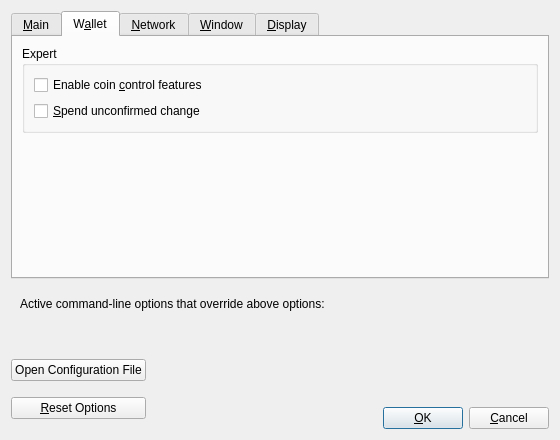
This is src/qt/forms/optionsdialog.ui in vovanchik-net/vqr as Qt 5 draws it before an edit. The edited form follows.
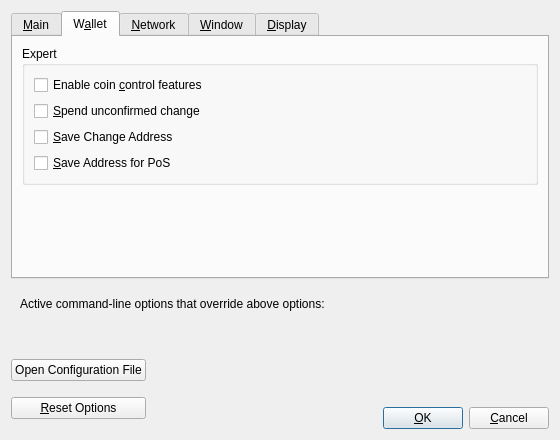
This is the edited form. The open tabs and pages were chosen to show the change. Custom widgets are drawn as their Qt base class.

What changed in the file:
```diff
--- a/src/qt/forms/optionsdialog.ui
+++ b/src/qt/forms/optionsdialog.ui
@@ -226,6 +226,20 @@
             </property>
            </widget>
           </item>
+          <item>
+           <widget class="QCheckBox" name="saveChangeAddress">
+            <property name="text">
+             <string>&amp;Save Change Address</string>
+            </property>
+           </widget>
+          </item>
+          <item>
+           <widget class="QCheckBox" name="saveAddressForPoS">
+            <property name="text">
+             <string>&amp;Save Address for PoS</string>
+            </property>
+           </widget>
+          </item>
          </layout>
         </widget>
        </item>
```
